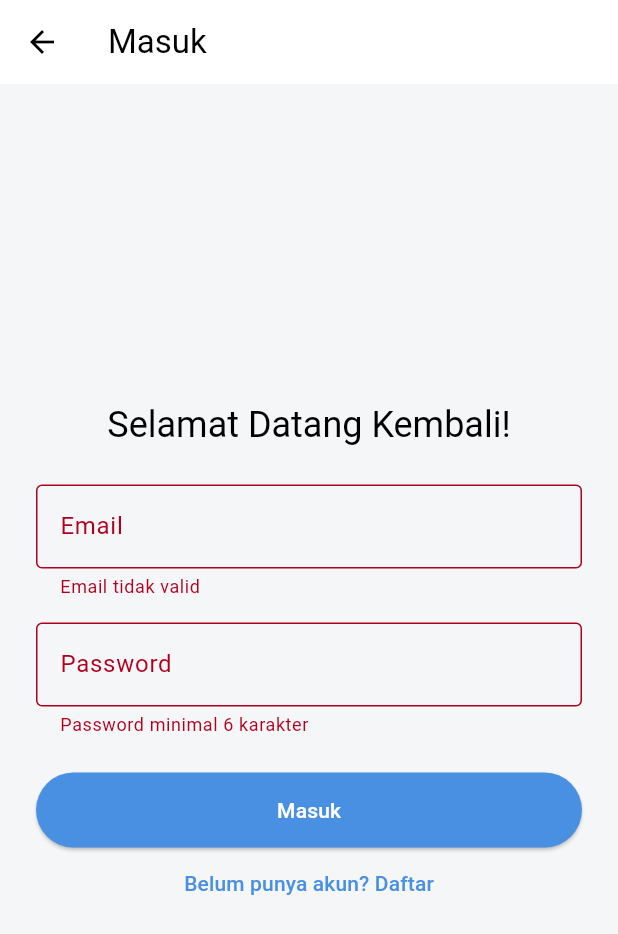
After one commit to yuu740/titik-kondisi-app-weather, a Flutter app: the LoginScreen screen opened directly, after a tap on "Masuk", on a phone screen of 412 x 824 dp. The commit adds this screen. Shown: the top 934 px of the screen. Run offline on Flutter 3.47's test engine with Material 3 defaults, Android fonts, the phone set to English and light mode, and no system bars; our stand-ins replace flutter_secure_storage, geocoding, geolocator, google_mobile_ads, permission_handler, shared_preferences; accounts and stored records are empty; statements that could not run were skipped.

```diff
--- a/lib/provider/subs_provider.dart
+++ b/lib/provider/subs_provider.dart
@@ -1,5 +1,5 @@
-// provider/subscription_provider.dart
 import 'package:flutter/material.dart';
+import 'package:shared_preferences/shared_preferences.dart';
 
 enum SubscriptionStatus { free, pro }
 
@@ -9,14 +9,34 @@ class SubscriptionProvider with ChangeNotifier {
 
   bool get isPro => _status == SubscriptionStatus.pro;
 
+  SubscriptionProvider() {
+    _loadStatus();
+  }
+
+  Future<void> _loadStatus() async {
+    final prefs = await SharedPreferences.getInstance();
+
+    final bool isProUser = prefs.getBool('isPro') ?? false;
+    _status = isProUser ? SubscriptionStatus.pro : SubscriptionStatus.free;
+    notifyListeners();
+  }
+
+  Future<void> _saveStatus(bool isProUser) async {
+    final prefs = await SharedPreferences.getInstance();
+    await prefs.setBool('isPro', isProUser);
+  }
+
   void upgradeToPro() {
     _status = SubscriptionStatus.pro;
+    _saveStatus(true); // Simpan status 'true' ke SharedPreferences
     notifyListeners();
-    // Di aplikasi nyata, di sini Anda akan memvalidasi pembelian
+    print("Status Pro Diaktifkan dan Disimpan.");
   }
 
   void downgradeToFree() {
     _status = SubscriptionStatus.free;
+    _saveStatus(false);
     notifyListeners();
+    print("Status Pro Dinonaktifkan dan Disimpan.");
   }
 }
--- /dev/null
+++ b/lib/screens/login_screen.dart
@@ -0,0 +1,119 @@
+// screens/login_screen.dart
+import 'package:flutter/material.dart';
+import 'package:flutter_secure_storage/flutter_secure_storage.dart';
+import 'package:provider/provider.dart';
+import 'package:shared_preferences/shared_preferences.dart';
+import '../provider/subs_provider.dart';
+import '../services/ad_service.dart';
+import '../services/fake_auth_service.dart';
+import 'onboarding_screen.dart';
+
+class LoginScreen extends StatefulWidget {
+  const LoginScreen({super.key});
+
+  @override
+  State<LoginScreen> createState() => _LoginScreenState();
+}
+
+class _LoginScreenState extends State<LoginScreen> {
+  final _formKey = GlobalKey<FormState>();
+  final AdManager _adManager = AdManager();
+  bool _isLoginMode = true;
+  bool _isLoading = false;
+
+  @override
+  void initState() {
+    super.initState();
+    _adManager.loadInterstitialAd();
+  }
+
+  Future<void> _submitForm() async {
+    if (!_formKey.currentState!.validate()) {
+      return;
+    }
+    setState(() => _isLoading = true);
+
+    // --- SIMULASI PROSES AUTENTIKASI ---
+    await context.read<FakeAuthService>().login();
+    await const FlutterSecureStorage().write(key: 'auth_token', value: 'dummy_user_token_123');
+    final prefs = await SharedPreferences.getInstance();
+    await prefs.setBool('isFirstRunAfterLogin', true);
+
+    await Future.delayed(const Duration(seconds: 1)); // Jeda palsu
+    if (!mounted) return;
+
+    final subProvider = context.read<SubscriptionProvider>();
+    final navigator = Navigator.of(context);
+
+    void navigateToOnboarding() {
+      navigator.pushAndRemoveUntil(
+        MaterialPageRoute(builder: (_) => const OnboardingScreen()),
+        (route) => false,
+      );
+    }
+
+    if (subProvider.isPro) {
+      navigateToOnboarding();
+    } else {
+      _adManager.showInterstitialAd(onAdDismissed: navigateToOnboarding);
+    }
+  }
+
+  @override
+  Widget build(BuildContext context) {
+    return Scaffold(
+      appBar: AppBar(title: Text(_isLoginMode ? 'Masuk' : 'Daftar')),
+      body: Center(
+        child: SingleChildScrollView(
+          padding: const EdgeInsets.all(24.0),
+          child: Form(
+            key: _formKey,
+            child: Column(
+              mainAxisAlignment: MainAxisAlignment.center,
+              children: [
+                Text(
+                  _isLoginMode ? 'Selamat Datang Kembali!' : 'Buat Akun Baru',
+                  style: Theme.of(context).textTheme.headlineSmall,
+                ),
+                const SizedBox(height: 24),
+                TextFormField(
+                  decoration: const InputDecoration(labelText: 'Email', border: OutlineInputBorder()),
+                  keyboardType: TextInputType.emailAddress,
+                  validator: (value) => (value == null || !value.contains('@')) ? 'Email tidak valid' : null,
+                ),
+                const SizedBox(height: 16),
+                TextFormField(
+                  decoration: const InputDecoration(labelText: 'Password', border: OutlineInputBorder()),
+                  obscureText: true,
+                  validator: (value) => (value == null || value.length < 6) ? 'Password minimal 6 karakter' : null,
+                ),
+                if (!_isLoginMode) ...[
+                  const SizedBox(height: 16),
+                  TextFormField(
+                    decoration: const InputDecoration(labelText: 'Konfirmasi Password', border: OutlineInputBorder()),
+                    obscureText: true,
+                    validator: (value) => (value == null || value.length < 6) ? 'Password minimal 6 karakter' : null,
+                  ),
+                ],
+                const SizedBox(height: 24),
+                _isLoading
+                    ? const CircularProgressIndicator()
+                    : ElevatedButton(
+                        style: ElevatedButton.styleFrom(
+                          minimumSize: const Size(double.infinity, 50),
+                        ),
+                        onPressed: _submitForm,
+                        child: Text(_isLoginMode ? 'Masuk' : 'Daftar'),
+                      ),
+                TextButton(
+                  onPressed: () => setState(() => _isLoginMode = !_isLoginMode),
+                  child: Text(_isLoginMode ? 'Belum punya akun? Daftar' : 'Sudah punya akun? Masuk'),
+                ),
+              ],
+            ),
+          ),
+        ),
+      ),
+    );
+  }
+}
```
Also changed, not shown: lib/screens/onboarding_screen.dart (+16 -19 lines), lib/screens/setting_screen.dart (+36 -30 lines), lib/screens/splash_screen.dart (+13 -13 lines), lib/screens/subs_screen.dart (+14 -14 lines), lib/screens/welcome_screen.dart (+64 -48 lines), lib/services/ad_service.dart (+9 -11 lines), lib/services/fake_auth_service.dart (+5 -5 lines).
